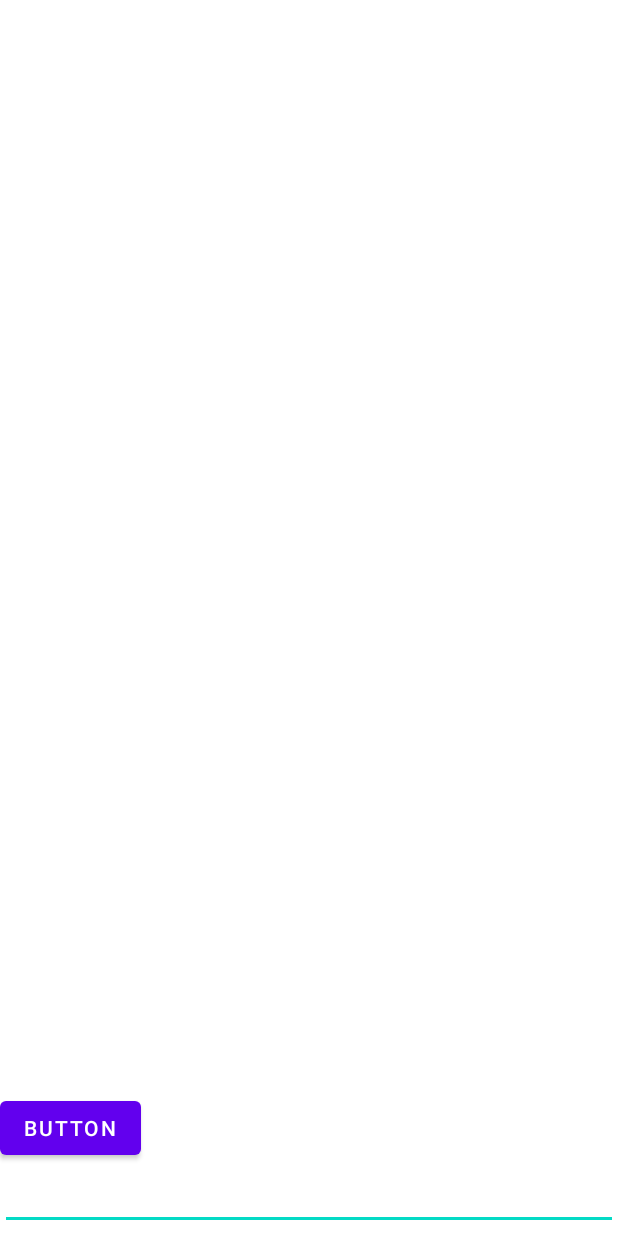
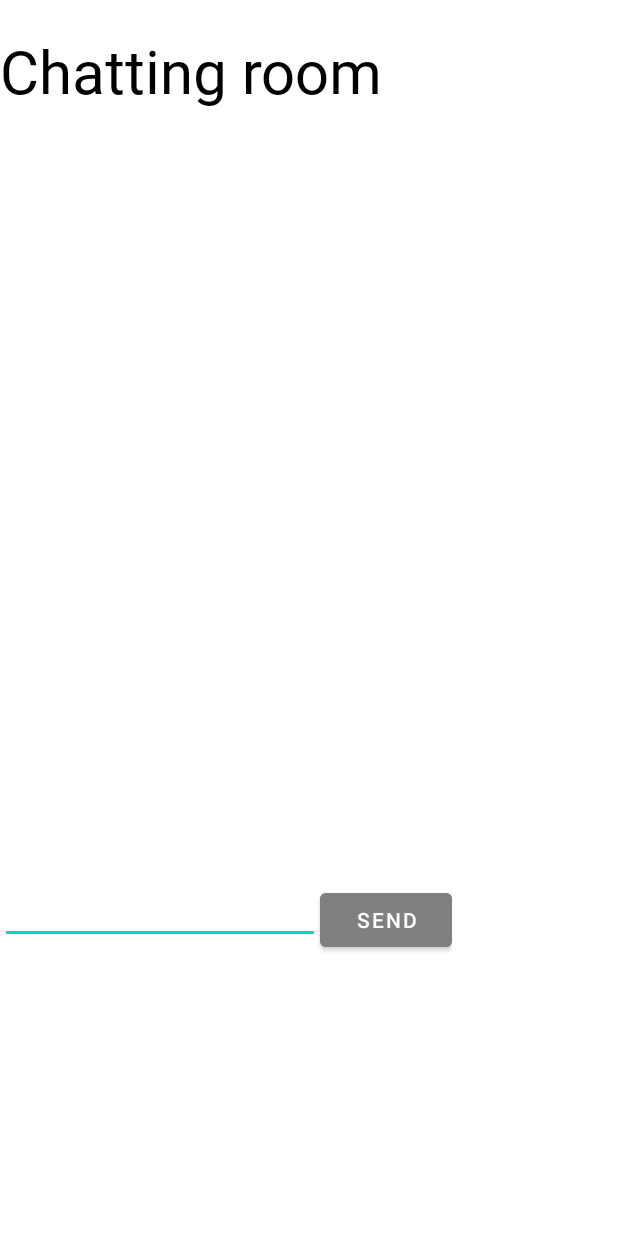
Before and after one commit to johnpooh121/clientapp, an Android app: the TestServer screen opened directly, with no data from a screen before it, on a phone screen of 412 x 824 dp. Run offline under Robolectric (Android 15) with nearby library versions, the light colour scheme and no system bars; libraries missing offline, so code that uses them is left out: io.socket.client, io.socket.emitter; 3 statements that could not run were skipped.

Commit message:
조금 바꿈

```diff
--- a/app/src/main/java/com/example/clientapp/Ranking.java
+++ b/app/src/main/java/com/example/clientapp/Ranking.java
@@ -42,7 +42,6 @@ public class Ranking extends AppCompatActivity {
                 RankingList.add(new RankingItem(R.mipmap.knight_foreground,i+"번째 사람",i+"번째 상태메시지"));
             else
                 RankingList.add(new RankingItem(R.mipmap.knight_foreground,i+"번째 사람",i+"번째 상태메시지"));
-
         }
         rankingAdapter.setRankingList(RankingList);
     }
--- a/app/src/main/res/layout/activity_test_server.xml
+++ b/app/src/main/res/layout/activity_test_server.xml
@@ -1,44 +1,54 @@
 <?xml version="1.0" encoding="utf-8"?>
-<androidx.constraintlayout.widget.ConstraintLayout xmlns:android="http://schemas.android.com/apk/res/android"
+<LinearLayout xmlns:android="http://schemas.android.com/apk/res/android"
     xmlns:app="http://schemas.android.com/apk/res-auto"
     xmlns:tools="http://schemas.android.com/tools"
     android:layout_width="match_parent"
     android:layout_height="match_parent"
+    android:orientation="vertical"
     tools:context=".TestServer">
+
+    <TextView
+        android:layout_width="match_parent"
+        android:layout_height="wrap_content"
+        android:layout_marginTop="20dp"
+        android:text="Chatting room"
+        android:fontFamily="@font/font_bold"
+        android:textSize="40sp"
+        android:textColor="@color/black"/>
 
     <TextView
         android:id="@+id/tv"
         android:layout_width="match_parent"
         android:layout_height="510dp"
-        android:layout_marginTop="4dp"
-        app:layout_constraintBottom_toTopOf="@+id/send"
-        app:layout_constraintEnd_toEndOf="parent"
-        app:layout_constraintHorizontal_bias="1.0"
-        app:layout_constraintStart_toStartOf="parent"
-        app:layout_constraintTop_toTopOf="parent"
-        app:layout_constraintVertical_bias="0.005" />
+        android:fontFamily="@font/font_normal"
+        android:textSize="5dp"
+        android:textColor="@color/black"
+        android:layout_marginTop="5dp" />
+
+    <LinearLayout
+        android:layout_width="wrap_content"
+        android:layout_height="wrap_content"
+        android:orientation="horizontal">
 
         <EditText
             android:id="@+id/edit_text"
             android:layout_width="match_parent"
             android:layout_height="40dp"
-        android:layout_marginBottom="4dp"
-        android:layout_weight="1"
+            android:layout_marginBottom="5dp"
+            android:layout_weight="10"
             android:ems="10"
             android:inputType="textPersonName"
-        android:text=""
-        app:layout_constraintBottom_toBottomOf="parent"
-        app:layout_constraintEnd_toEndOf="parent"
-        app:layout_constraintHorizontal_bias="1.0"
-        app:layout_constraintStart_toStartOf="parent" />
+            android:text="" />
 
         <Button
             android:id="@+id/send"
             android:layout_width="wrap_content"
             android:layout_height="wrap_content"
-        android:layout_marginBottom="4dp"
-        android:text="Button"
-        app:layout_constraintBottom_toTopOf="@+id/edit_text"
-        app:layout_constraintStart_toStartOf="parent" />
+            android:layout_weight="1"
+            android:backgroundTint="#808080"
+            android:layout_marginBottom="5dp"
+            android:text="SEND"/>
 
-</androidx.constraintlayout.widget.ConstraintLayout>
+    </LinearLayout>
+
+</LinearLayout>
```
Lines whose indentation alone changed are shown as unchanged.
